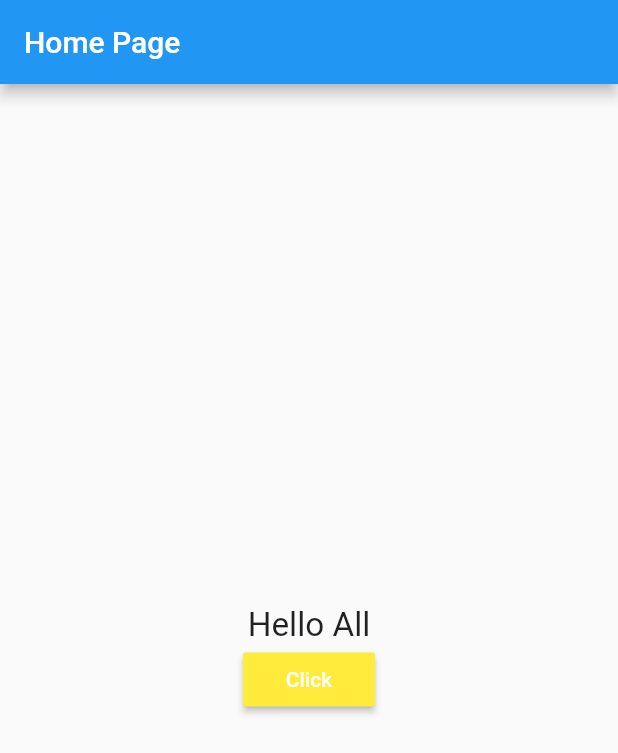
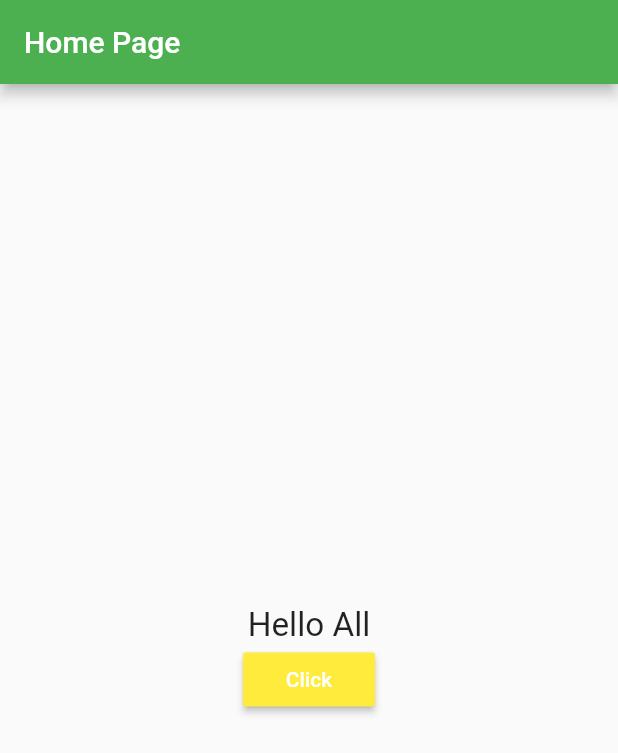
Before and after one commit to purveshshende2/Flutter_first_project, a Flutter app: the screen it shows after launch, on a phone screen of 412 x 824 dp. Shown: the top 753 px of the screen. Run offline on Flutter 3.47's test engine with Material 2 defaults, Android fonts, the phone set to English and light mode, and no system bars.

Commit message:
theme setup

```diff
--- a/lib/main.dart
+++ b/lib/main.dart
@@ -10,6 +10,10 @@ class MyApp extends StatelessWidget {
     return new MaterialApp(
       title: "My App",
       home: new HomePage(),
+      theme: new ThemeData(
+          primarySwatch: Colors.green,
+          brightness: Brightness.light, //Brightness.dark
+          accentColor: Colors.red),
     );
   }
 }
```
